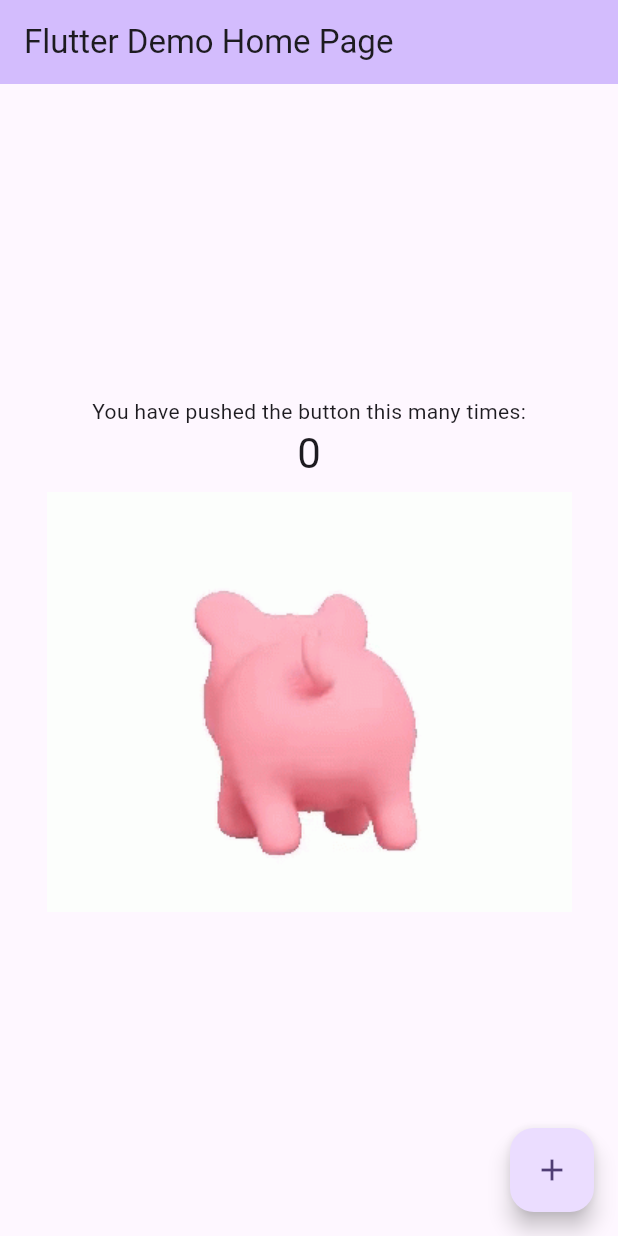
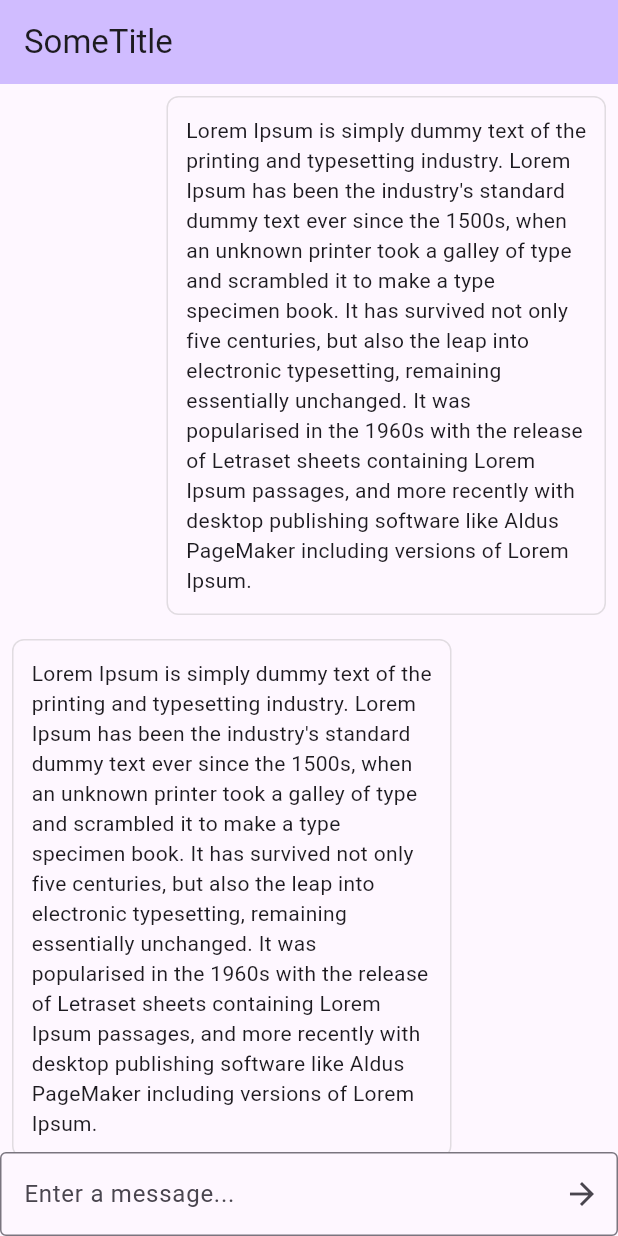
Before and after one commit to PacaiTEAM/GeminiAPICompetition, a Flutter app: the screen it shows after launch, on a phone screen of 412 x 824 dp. Run offline on Flutter 3.47's test engine with Material 3 defaults, Android fonts, the phone set to English and light mode, and no system bars; our stand-ins replace logger, speech_to_text.

Commit message:
GEM-10: Adding Chat History View (#3)
- Added initial implementation of chat history view
- Able to send message to the chat
- Able to display the chat messages

```diff
--- a/lib/main.dart
+++ b/lib/main.dart
@@ -1,6 +1,6 @@
 import 'package:flutter/material.dart';
-import 'package:gemini_app/services/permissions/microphone.dart';
-import 'package:gemini_app/views/chatView/avatarView/avatar_view.dart';
+
+import 'package:gemini_app/views/chatView/chatHistoryView/chat_history_view.dart';
 
 void main() {
   runApp(const MyApp());
@@ -15,116 +15,29 @@
     return MaterialApp(
         title: 'Flutter Demo',
         theme: ThemeData(
-        // This is the theme of your application.
-        //
-        // TRY THIS: Try running your application with "flutter run". You'll see
-        // the application has a purple toolbar. Then, without quitting the app,
-        // try changing the seedColor in the colorScheme below to Colors.green
-        // and then invoke "hot reload" (save your changes or press the "hot
-        // reload" button in a Flutter-supported IDE, or press "r" if you used
-        // the command line to start the app).
-        //
-        // Notice that the counter didn't reset back to zero; the application
-        // state is not lost during the reload. To reset the state, use hot
-        // restart instead.
-        //
-        // This works for code too, not just values: Most code changes can be
-        // tested with just a hot reload.
           colorScheme: ColorScheme.fromSeed(seedColor: Colors.deepPurple),
           useMaterial3: true,
         ),
-      home: const MyHomePage(title: 'Flutter Demo Home Page'),
-    );
-  }
-}
-
-class MyHomePage extends StatefulWidget {
-  const MyHomePage({super.key, required this.title});
-
-  // This widget is the home page of your application. It is stateful, meaning
-  // that it has a State object (defined below) that contains fields that affect
-  // how it looks.
-
-  // This class is the configuration for the state. It holds the values (in this
-  // case the title) provided by the parent (in this case the App widget) and
-  // used by the build method of the State. Fields in a Widget subclass are
-  // always marked "final".
-
-  final String title;
-
-  @override
-  State<MyHomePage> createState() => _MyHomePageState();
-}
-
-class _MyHomePageState extends State<MyHomePage> {
-  int _counter = 0;
-
-  void _incrementCounter() {
-    setState(() {
-      // This call to setState tells the Flutter framework that something has
-      // changed in this State, which causes it to rerun the build method below
-      // so that the display can reflect the updated values. If we changed
-      // _counter without calling setState(), then the build method would not be
-      // called again, and so nothing would appear to happen.
-      _counter++;
-    });
-  }
-
-  @override
-  Widget build(BuildContext context) {
-    // This method is rerun every time setState is called, for instance as done
-    // by the _incrementCounter method above.
-    //
-    // The Flutter framework has been optimized to make rerunning build methods
-    // fast, so that you can just rebuild anything that needs updating rather
-    // than having to individually change instances of widgets.
-    return Scaffold(
+        home: Scaffold(
           appBar: AppBar(
-        // TRY THIS: Try changing the color here to a specific color (to
-        // Colors.amber, perhaps?) and trigger a hot reload to see the AppBar
-        // change color while the other colors stay the same.
+            // Note: Application state is not lost during reload. To reset the state, use hot
+            // restart instead.
             backgroundColor: Theme.of(context).colorScheme.inversePrimary,
-        // Here we take the value from the MyHomePage object that was created by
-        // the App.build method, and use it to set our appbar title.
-        title: Text(widget.title),
+            title: const Text("SomeTitle"),
           ),
-      body: Center(
-        // Center is a layout widget. It takes a single child and positions it
-        // in the middle of the parent.
+          body: const Center(
             child: Column(
-          // Column is also a layout widget. It takes a list of children and
-          // arranges them vertically. By default, it sizes itself to fit its
-          // children horizontally, and tries to be as tall as its parent.
-          //
-          // Column has various properties to control how it sizes itself and
-          // how it positions its children. Here we use mainAxisAlignment to
-          // center the children vertically; the main axis here is the vertical
-          // axis because Columns are vertical (the cross axis would be
-          // horizontal).
-          //
-          // TRY THIS: Invoke "debug painting" (choose the "Toggle Debug Paint"
-          // action in the IDE, or press "p" in the console), to see the
-          // wireframe for each widget.
               mainAxisAlignment: MainAxisAlignment.center,
               children: <Widget>[
-            const Text(
-              'You have pushed the button this many times:',
-            ),
-            Text(
-              '$_counter',
-              style: Theme.of(context).textTheme.headlineMedium,
-            ),
-            AvatarView(
-              microphone: Microphone(),
+                // AvatarView(
+                //   microphone: Microphone(),
+                // ),
+                Expanded(
+                  child: ChatHistoryView(),
                 )
               ],
             ),
           ),
-      floatingActionButton: FloatingActionButton(
-        onPressed: _incrementCounter,
-        tooltip: 'Increment',
-        child: const Icon(Icons.add),
-      ), // This trailing comma makes auto-formatting nicer for build methods.
-    );
+        ));
   }
 }
--- /dev/null
+++ b/lib/views/chatView/chatHistoryView/chat_history_view.dart
@@ -0,0 +1,88 @@
+import 'package:flutter/material.dart';
+import 'package:gemini_app/widgets/chatBubble/chat_bubble.dart';
+import 'package:logger/logger.dart';
+
+class ChatHistoryView extends StatefulWidget {
+  const ChatHistoryView({super.key});
+
+  @override
+  State<ChatHistoryView> createState() => _ChatHistoryViewState();
+}
+
+class _ChatHistoryViewState extends State<ChatHistoryView> {
+  final textFieldController = TextEditingController();
+  Logger logger = Logger();
+
+  @override
+  void dispose() {
+    // Clean up the controller when the widget is disposed.
+    textFieldController.dispose();
+    super.dispose();
+  }
+
+  void sendMessage() {
+    logger.i(textFieldController.text);
+  }
+
+  @override
+  Widget build(BuildContext context) {
+    // SingleChildScrollView cannot be a child of Column
+    return Column(
+      children: [
+        const Expanded(
+            child: SingleChildScrollView(
+                scrollDirection: Axis.vertical,
+                child: Column(
+                  children: [
+                    ChatBubble(
+                      message:
+                          "Lorem Ipsum is simply dummy text of the printing and typesetting industry. Lorem Ipsum has been the industry's standard dummy text ever since the 1500s, when an unknown printer took a galley of type and scrambled it to make a type specimen book. It has survived not only five centuries, but also the leap into electronic typesetting, remaining essentially unchanged. It was popularised in the 1960s with the release of Letraset sheets containing Lorem Ipsum passages, and more recently with desktop publishing software like Aldus PageMaker including versions of Lorem Ipsum.",
+                      direction: MainAxisAlignment.end,
+                    ),
+                    ChatBubble(
+                      message:
+                          "Lorem Ipsum is simply dummy text of the printing and typesetting industry. Lorem Ipsum has been the industry's standard dummy text ever since the 1500s, when an unknown printer took a galley of type and scrambled it to make a type specimen book. It has survived not only five centuries, but also the leap into electronic typesetting, remaining essentially unchanged. It was popularised in the 1960s with the release of Letraset sheets containing Lorem Ipsum passages, and more recently with desktop publishing software like Aldus PageMaker including versions of Lorem Ipsum.",
+                      direction: MainAxisAlignment.start,
+                    ),
+                    ChatBubble(
+                      message:
+                          "Lorem Ipsum is simply dummy text of the printing and typesetting industry. Lorem Ipsum has been the industry's standard dummy text ever since the 1500s, when an unknown printer took a galley of type and scrambled it to make a type specimen book. It has survived not only five centuries, but also the leap into electronic typesetting, remaining essentially unchanged. It was popularised in the 1960s with the release of Letraset sheets containing Lorem Ipsum passages, and more recently with desktop publishing software like Aldus PageMaker including versions of Lorem Ipsum.",
+                      direction: MainAxisAlignment.end,
+                    ),
+                    ChatBubble(
+                      message:
+                          "Lorem Ipsum is simply dummy text of the printing and typesetting industry. Lorem Ipsum has been the industry's standard dummy text ever since the 1500s, when an unknown printer took a galley of type and scrambled it to make a type specimen book. It has survived not only five centuries, but also the leap into electronic typesetting, remaining essentially unchanged. It was popularised in the 1960s with the release of Letraset sheets containing Lorem Ipsum passages, and more recently with desktop publishing software like Aldus PageMaker including versions of Lorem Ipsum.",
+                      direction: MainAxisAlignment.start,
+                    ),
+                    ChatBubble(
+                      message:
+                          "Lorem Ipsum is simply dummy text of the printing and typesetting industry. Lorem Ipsum has been the industry's standard dummy text ever since the 1500s, when an unknown printer took a galley of type and scrambled it to make a type specimen book. It has survived not only five centuries, but also the leap into electronic typesetting, remaining essentially unchanged. It was popularised in the 1960s with the release of Letraset sheets containing Lorem Ipsum passages, and more recently with desktop publishing software like Aldus PageMaker including versions of Lorem Ipsum.",
+                      direction: MainAxisAlignment.end,
+                    ),
+                    ChatBubble(
+                      message:
+                          "Lorem Ipsum is simply dummy text of the printing and typesetting industry. Lorem Ipsum has been the industry's standard dummy text ever since the 1500s, when an unknown printer took a galley of type and scrambled it to make a type specimen book. It has survived not only five centuries, but also the leap into electronic typesetting, remaining essentially unchanged. It was popularised in the 1960s with the release of Letraset sheets containing Lorem Ipsum passages, and more recently with desktop publishing software like Aldus PageMaker including versions of Lorem Ipsum.",
+                      direction: MainAxisAlignment.start,
+                    ),
+                    ChatBubble(
+                      message:
+                          "Lorem Ipsum is simply dummy text of the printing and typesetting industry. Lorem Ipsum has been the industry's standard dummy text ever since the 1500s, when an unknown printer took a galley of type and scrambled it to make a type specimen book. It has survived not only five centuries, but also the leap into electronic typesetting, remaining essentially unchanged. It was popularised in the 1960s with the release of Letraset sheets containing Lorem Ipsum passages, and more recently with desktop publishing software like Aldus PageMaker including versions of Lorem Ipsum.",
+                      direction: MainAxisAlignment.end,
+                    ),
+                  ],
+                ))),
+        TextField(
+          controller: textFieldController,
+          decoration: InputDecoration(
+              border: const OutlineInputBorder(),
+              hintText: 'Enter a message...',
+              suffixIcon: IconButton(
+                  onPressed: sendMessage,
+                  icon: const Icon(Icons.arrow_forward))),
+          keyboardType: TextInputType.multiline,
+          textInputAction: TextInputAction.done,
+        ),
+      ],
+    );
+  }
+}
--- /dev/null
+++ b/lib/widgets/chatBubble/chat_bubble.dart
@@ -0,0 +1,32 @@
+import 'package:flutter/material.dart';
+
+class ChatBubble extends StatelessWidget {
+  final String message;
+  final MainAxisAlignment direction;
+
+  const ChatBubble({super.key, required this.message, required this.direction});
+
+  @override
+  Widget build(BuildContext context) {
+    return Row(
+      mainAxisAlignment: direction,
+      children: [
+        Flexible(
+            flex: 1,
+            child: FractionallySizedBox(
+              widthFactor: 0.75,
+              child: Container(
+                decoration: BoxDecoration(
+                  border: Border.all(
+                      width: 1, color: const Color.fromARGB(95, 175, 174, 174)),
+                  borderRadius: const BorderRadius.all(Radius.circular(8)),
+                ),
+                padding: const EdgeInsets.all(12),
+                margin: const EdgeInsets.all(8),
+                child: Text(message),
+              ),
+            )),
+      ],
+    );
+  }
+}
--- a/pubspec.yaml
+++ b/pubspec.yaml
@@ -41,6 +41,7 @@ dependencies:
   cupertino_icons: ^1.0.6
 
 dev_dependencies:
+  # https://pub.dev/packages/mockito
   mockito: ^5.0.16
   build_runner: 2.4.11
   flutter_test:
```
Also changed, not shown: lib/services/permissions/microphone.dart (+7 -7 lines), 3 other files. Lines whose indentation alone changed are shown as unchanged.
